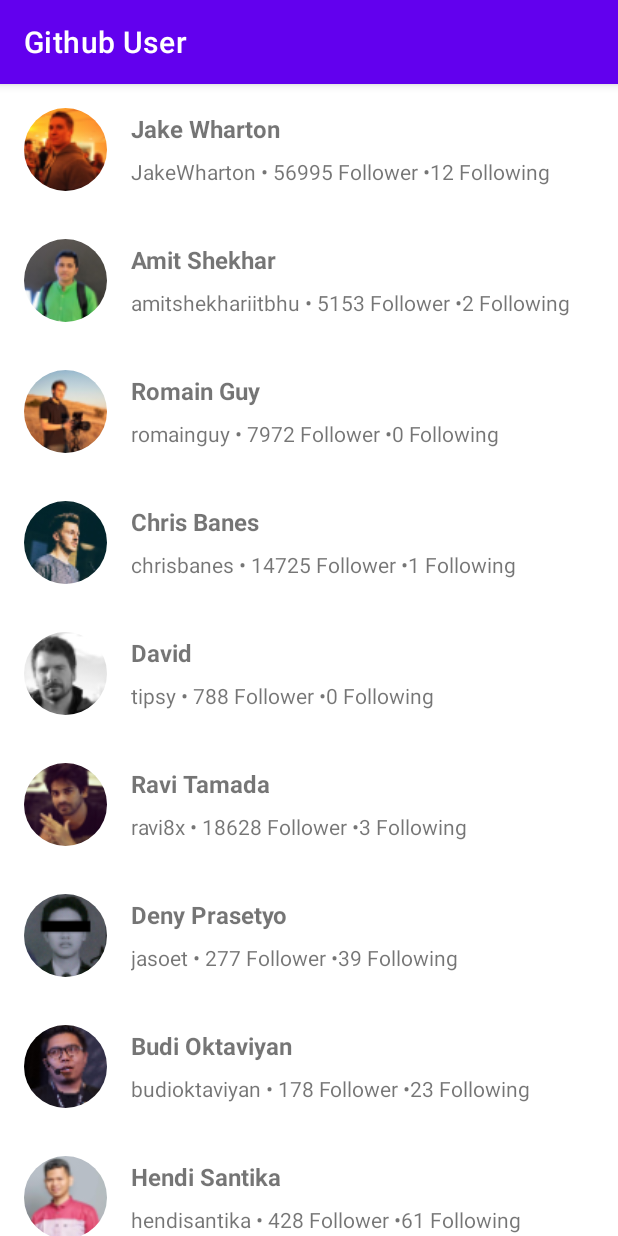
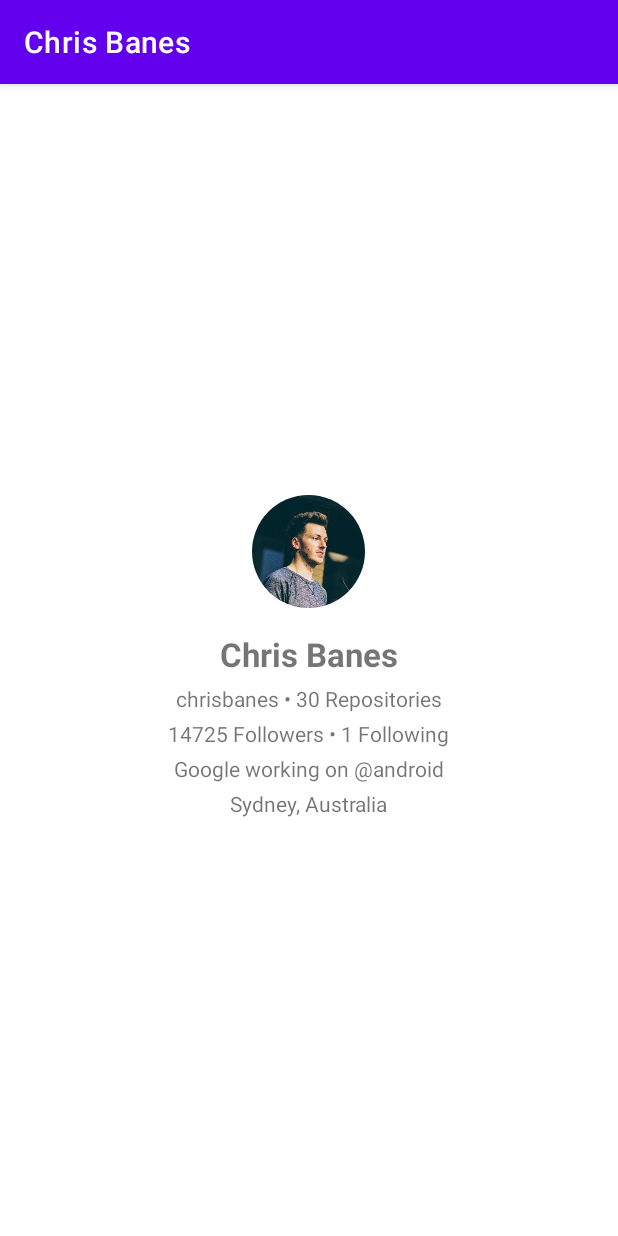
Before and after one commit to okugatafahmi/Github-User, an Android app: the screen it shows after launch (MainActivity before the commit, UserDetailActivity after it), after a tap on "Chris Banes", on a phone screen of 412 x 824 dp. Run offline under Robolectric (Android 15) with nearby library versions, the phone set to English and light mode, and no system bars; our stand-ins replace CircleImageView.

Commit message:
feat: add user detail activity

```diff
--- a/app/build.gradle
+++ b/app/build.gradle
@@ -45,7 +45,6 @@ dependencies {
     implementation 'com.google.android.material:material:1.3.0'
     implementation 'androidx.constraintlayout:constraintlayout:2.0.4'
     implementation 'de.hdodenhof:circleimageview:3.1.0'
-    implementation 'com.github.bumptech.glide:glide:4.11.0'
     testImplementation 'junit:junit:4.13.2'
     androidTestImplementation 'androidx.test.ext:junit:1.1.2'
     androidTestImplementation 'androidx.test.espresso:espresso-core:3.3.0'
--- a/app/src/main/AndroidManifest.xml
+++ b/app/src/main/AndroidManifest.xml
@@ -10,6 +10,7 @@
         android:roundIcon="@mipmap/ic_launcher_round"
         android:supportsRtl="true"
         android:theme="@style/Theme.GithubUser">
+        <activity android:name=".UserDetailActivity" />
         <activity android:name=".MainActivity">
             <intent-filter>
                 <action android:name="android.intent.action.MAIN" />
--- a/app/src/main/java/com/okugata/githubuser/MainActivity.kt
+++ b/app/src/main/java/com/okugata/githubuser/MainActivity.kt
@@ -1,5 +1,6 @@
 package com.okugata.githubuser
 
+import android.content.Intent
 import android.content.res.TypedArray
 import androidx.appcompat.app.AppCompatActivity
 import android.os.Bundle
@@ -66,7 +67,9 @@ class MainActivity : AppCompatActivity() {
         val listUserAdapter = ListUserAdapter(users)
         listUserAdapter.setOnItemClickCallback(object : OnItemClickCallback {
             override fun onItemClicked(user: User) {
-                TODO("Implement Change Activity")
+                val userDetailIntent = Intent(this@MainActivity, UserDetailActivity::class.java)
+                userDetailIntent.putExtra(UserDetailActivity.EXTRA_USER, user)
+                startActivity(userDetailIntent)
             }
         })
         binding.rvUser.adapter = listUserAdapter
--- /dev/null
+++ b/app/src/main/java/com/okugata/githubuser/UserDetailActivity.kt
@@ -0,0 +1,40 @@
+package com.okugata.githubuser
+
+import androidx.appcompat.app.AppCompatActivity
+import android.os.Bundle
+import com.okugata.githubuser.databinding.ActivityUserDetailBinding
+import com.okugata.githubuser.model.User
+
+class UserDetailActivity : AppCompatActivity() {
+    companion object {
+        const val EXTRA_USER = "extra_user"
+    }
+
+    private lateinit var user: User
+    private lateinit var binding: ActivityUserDetailBinding
+
+    override fun onCreate(savedInstanceState: Bundle?) {
+        super.onCreate(savedInstanceState)
+        binding = ActivityUserDetailBinding.inflate(layoutInflater)
+        setContentView(binding.root)
+
+        user = intent.getParcelableExtra<User>(EXTRA_USER) as User
+        supportActionBar?.title = user.name
+
+        setInfo()
+    }
+
+    private fun setInfo(){
+        binding.tvItemName.text = user.name
+        var temp = "${user.username} \u2022 ${user.repository} Repositories"
+        binding.tvItemUsernameRepository.text = temp
+
+        temp = "${user.followers} Followers \u2022 ${user.following} Following"
+        binding.tvItemFollowersFollowing.text = temp
+
+        binding.tvItemCompany.text = user.company
+        binding.tvItemLocation.text = user.location
+
+        binding.imgItemPhoto.setImageResource(user.avatar!!)
+    }
+}
--- a/app/src/main/java/com/okugata/githubuser/recyclerview/ListUserAdapter.kt
+++ b/app/src/main/java/com/okugata/githubuser/recyclerview/ListUserAdapter.kt
@@ -4,8 +4,6 @@ import android.view.LayoutInflater
 import android.view.View
 import android.view.ViewGroup
 import androidx.recyclerview.widget.RecyclerView
-import com.bumptech.glide.Glide
-import com.bumptech.glide.request.RequestOptions
 import com.okugata.githubuser.R
 import com.okugata.githubuser.databinding.ItemUserBinding
 import com.okugata.githubuser.model.User
@@ -41,16 +39,11 @@ class ListUserAdapter (private val listUser: ArrayList<User>) :
     inner class ListViewHolder(itemView: View) : RecyclerView.ViewHolder(itemView) {
         private val binding = ItemUserBinding.bind(itemView)
         internal fun bind(user: User) {
-            Glide.with(itemView.context)
-                .load(user.avatar)
-                .apply(RequestOptions().override(55,55))
-                .into(binding.imgItemPhoto)
-
+            binding.imgItemPhoto.setImageResource(user.avatar!!)
             binding.tvItemName.text = user.name
-            val detail = "${user.username} \u2022 ${user.followers} Follower \u2022" +
-                    "${user.following} Following"
-
-            binding.tvItemDetail.text = detail
+            binding.tvItemUsername.text = user.username
+            val text = "${user.followers} Followers \u2022 ${user.following} Following"
+            binding.tvItemFollowersFollowing.text = text
         }
     }
 }
--- /dev/null
+++ b/app/src/main/res/layout/activity_user_detail.xml
@@ -0,0 +1,48 @@
+<?xml version="1.0" encoding="utf-8"?>
+<LinearLayout xmlns:android="http://schemas.android.com/apk/res/android"
+    xmlns:tools="http://schemas.android.com/tools"
+    android:layout_width="match_parent"
+    android:layout_height="match_parent"
+    android:gravity="center"
+    android:orientation="vertical"
+    tools:context=".UserDetailActivity">
+
+    <de.hdodenhof.circleimageview.CircleImageView
+        android:id="@+id/img_item_photo"
+        android:layout_width="75dp"
+        android:layout_height="75dp"
+        android:layout_marginBottom="16dp"
+        tools:src="@android:color/darker_gray"/>
+    <TextView
+        android:id="@+id/tv_item_name"
+        android:layout_width="wrap_content"
+        android:layout_height="wrap_content"
+        android:textSize="22sp"
+        android:textStyle="bold"
+        android:layout_marginBottom="5dp"
+        tools:text="@string/name"/>
+    <TextView
+        android:id="@+id/tv_item_username_repository"
+        android:layout_width="wrap_content"
+        android:layout_height="wrap_content"
+        android:layout_marginBottom="4dp"
+        tools:text="@string/username_repository"/>
+    <TextView
+        android:id="@+id/tv_item_followers_following"
+        android:layout_width="wrap_content"
+        android:layout_height="wrap_content"
+        android:layout_marginBottom="4dp"
+        tools:text="@string/followers_following"/>
+    <TextView
+        android:id="@+id/tv_item_company"
+        android:layout_width="wrap_content"
+        android:layout_height="wrap_content"
+        android:layout_marginBottom="4dp"
+        tools:text="@string/company"/>
+    <TextView
+        android:id="@+id/tv_item_location"
+        android:layout_width="wrap_content"
+        android:layout_height="wrap_content"
+        android:layout_marginBottom="4dp"
+        tools:text="@string/location"/>
+</LinearLayout>
--- a/app/src/main/res/layout/item_user.xml
+++ b/app/src/main/res/layout/item_user.xml
@@ -14,29 +14,33 @@
         android:layout_centerVertical="true"
         tools:src="@android:color/darker_gray"/>
 
-    <LinearLayout
-        android:layout_width="match_parent"
-        android:layout_height="wrap_content"
-        android:layout_centerVertical="true"
-        android:layout_toEndOf="@id/img_item_photo"
-        android:orientation="vertical">
-
     <TextView
         android:id="@+id/tv_item_name"
-            android:layout_width="match_parent"
+        android:layout_width="wrap_content"
         android:layout_height="wrap_content"
+        android:layout_toEndOf="@id/img_item_photo"
         android:layout_marginBottom="8dp"
+        android:layout_marginEnd="8dp"
         android:textSize="16sp"
         android:textStyle="bold"
         tools:text="@string/name" />
 
     <TextView
-            android:id="@+id/tv_item_detail"
+        android:id="@+id/tv_item_username"
+        android:layout_width="wrap_content"
+        android:layout_height="wrap_content"
+        android:layout_toEndOf="@id/tv_item_name"
+        android:layout_alignBottom="@id/tv_item_name"
+        tools:text="@string/username"/>
+
+    <TextView
+        android:id="@+id/tv_item_followers_following"
         android:layout_width="match_parent"
         android:layout_height="wrap_content"
+        android:layout_below="@id/tv_item_name"
+        android:layout_toEndOf="@id/img_item_photo"
         android:ellipsize="end"
         android:maxLines="2"
-            tools:text="@string/detail" />
-    </LinearLayout>
+        tools:text="@string/followers_following" />
 
 </RelativeLayout>
--- a/app/src/main/res/values/strings.xml
+++ b/app/src/main/res/values/strings.xml
@@ -1,7 +1,11 @@
 <resources>
     <string name="app_name">Github User</string>
     <string name="name">The Name</string>
-    <string name="detail">username following follower</string>
+    <string name="username">username</string>
+    <string name="username_repository">username repository</string>
+    <string name="followers_following">followers following</string>
+    <string name="company">company</string>
+    <string name="location">location</string>
 
     <string-array name="username">
         <item>JakeWharton</item>
```
Lines whose indentation alone changed are shown as unchanged.
